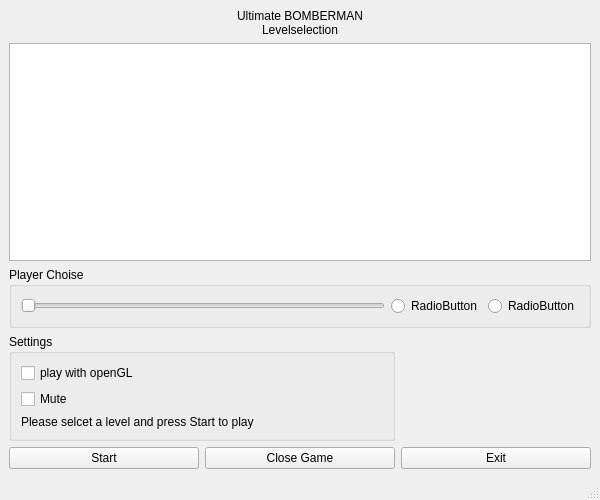
Above: main/gui/startwindow.ui from benediktibk/bomberman before the change. Below: the same form after it.
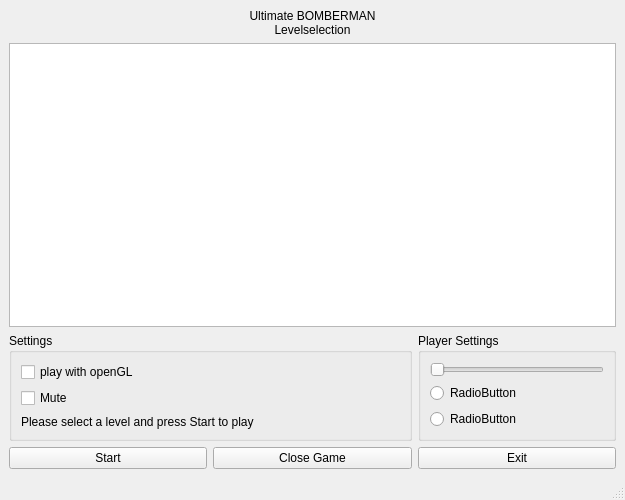
That is the form after the change.

The edit to the form file:
```diff
--- a/main/gui/startwindow.ui
+++ b/main/gui/startwindow.ui
@@ -6,7 +6,7 @@
    <rect>
     <x>0</x>
     <y>0</y>
-    <width>600</width>
+    <width>625</width>
     <height>500</height>
    </rect>
   </property>
@@ -102,33 +102,32 @@
        <item>
         <widget class="QLabel" name="infoLabel">
          <property name="text">
-          <string>Please selcet a level and press Start to play</string>
+          <string>Please select a level and press Start to play</string>
          </property>
         </widget>
        </item>
       </layout>
      </widget>
     </item>
-    <item row="3" column="0" colspan="3">
+    <item row="4" column="2">
      <widget class="QGroupBox" name="playerGroupBox">
       <property name="title">
-       <string>Player Choise</string>
+       <string>Player Settings</string>
       </property>
-      <layout class="QHBoxLayout" name="horizontalLayout">
+      <layout class="QVBoxLayout" name="verticalLayout_2">
        <item>
         <widget class="QSlider" name="horizontalSlider">
+         <property name="sizePolicy">
+          <sizepolicy hsizetype="Preferred" vsizetype="Fixed">
+           <horstretch>0</horstretch>
+           <verstretch>0</verstretch>
+          </sizepolicy>
+         </property>
          <property name="orientation">
           <enum>Qt::Horizontal</enum>
          </property>
         </widget>
        </item>
-       <item>
-        <widget class="QRadioButton" name="radioButton">
-         <property name="text">
-          <string>RadioButton</string>
-         </property>
-        </widget>
-       </item>
        <item>
         <widget class="QRadioButton" name="radioButton_2">
          <property name="text">
@@ -136,6 +135,13 @@
          </property>
         </widget>
        </item>
+       <item>
+        <widget class="QRadioButton" name="radioButton">
+         <property name="text">
+          <string>RadioButton</string>
+         </property>
+        </widget>
+       </item>
       </layout>
      </widget>
     </item>
```
Left out of the diff: 44 changed lines with no effect on the pictures.
